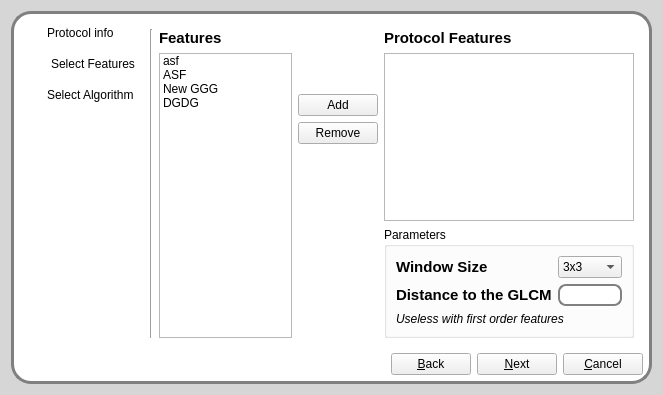
The window that src/romeo/view/dialogs/protocoldialog.ui (AlbertoSimioni/Romeo) describes before a commit, drawn with Qt 5.
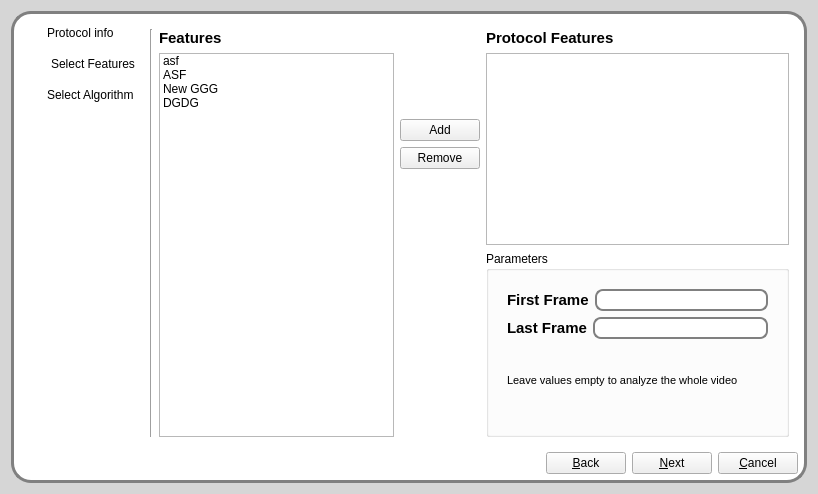
The same window after the commit. The open tabs and pages were chosen to show the change. Icons and pictures are not drawn.

```diff
--- a/src/romeo/view/dialogs/protocoldialog.ui
+++ b/src/romeo/view/dialogs/protocoldialog.ui
@@ -6,8 +6,8 @@
    <rect>
     <x>0</x>
     <y>0</y>
-    <width>663</width>
-    <height>395</height>
+    <width>818</width>
+    <height>494</height>
    </rect>
   </property>
   <property name="minimumSize">
@@ -500,10 +500,19 @@
          <property name="frameShadow">
           <enum>QFrame::Raised</enum>
          </property>
-         <layout class="QGridLayout" name="gridLayout_6">
-          <item row="0" column="1">
            <layout class="QHBoxLayout" name="horizontalLayout_6">
             <item>
+           <layout class="QHBoxLayout" name="horizontalLayout_4">
+            <item>
+             <widget class="Line" name="line_2">
+              <property name="orientation">
+               <enum>Qt::Vertical</enum>
+              </property>
+             </widget>
+            </item>
+            <item>
+             <layout class="QHBoxLayout" name="horizontalLayout_2">
+              <item>
              <layout class="QVBoxLayout" name="verticalLayout_9">
               <item>
                <widget class="QLabel" name="label_10">
@@ -592,7 +601,7 @@
              </layout>
             </item>
             <item>
-             <layout class="QVBoxLayout" name="verticalLayout_11">
+               <layout class="QVBoxLayout" name="verticalLayout_4">
               <item>
                <widget class="QLabel" name="label_13">
                 <property name="text">
@@ -614,8 +623,15 @@
                 <property name="title">
                  <string>Parameters</string>
                 </property>
-                <layout class="QVBoxLayout" name="verticalLayout_4">
-                 <item>
+                  <layout class="QGridLayout" name="gridLayout_3">
+                   <item row="0" column="0">
+                    <widget class="QStackedWidget" name="stackedWidget">
+                     <property name="currentIndex">
+                      <number>1</number>
+                     </property>
+                     <widget class="QWidget" name="page_4">
+                      <layout class="QGridLayout" name="gridLayout_6">
+                       <item row="0" column="0">
                   <layout class="QFormLayout" name="formLayout_2">
                    <item row="0" column="0">
                     <widget class="QLabel" name="label_14">
@@ -711,9 +727,7 @@
                      </property>
                     </widget>
                    </item>
-                  </layout>
-                 </item>
-                 <item>
+                         <item row="2" column="0">
                   <widget class="QLabel" name="label_19">
                    <property name="text">
                     <string>&lt;html&gt;&lt;head/&gt;&lt;body&gt;&lt;p&gt;&lt;span style=&quot; font-size:9pt; font-weight:400; font-style:italic;&quot;&gt;Useless with first order features&lt;/span&gt;&lt;/p&gt;&lt;/body&gt;&lt;/html&gt;</string>
@@ -721,18 +735,58 @@
                   </widget>
                  </item>
                 </layout>
-               </widget>
-              </item>
-             </layout>
-            </item>
-           </layout>
-          </item>
-          <item row="0" column="0">
-           <widget class="Line" name="line_2">
-            <property name="orientation">
-             <enum>Qt::Vertical</enum>
-            </property>
-           </widget>
+                       </item>
+                      </layout>
+                     </widget>
+                     <widget class="QWidget" name="page_5">
+                      <layout class="QVBoxLayout" name="verticalLayout_5">
+                       <item>
+                        <layout class="QHBoxLayout" name="horizontalLayout_10">
+                         <item>
+                          <widget class="QLabel" name="firstFrame">
+                           <property name="text">
+                            <string>First Frame</string>
+                           </property>
+                          </widget>
+                         </item>
+                         <item>
+                          <widget class="QLineEdit" name="firstFrameLineEdit"/>
+                         </item>
+                        </layout>
+                       </item>
+                       <item>
+                        <layout class="QHBoxLayout" name="horizontalLayout_14">
+                         <item>
+                          <widget class="QLabel" name="label_21">
+                           <property name="text">
+                            <string>Last Frame</string>
+                           </property>
+                          </widget>
+                         </item>
+                         <item>
+                          <widget class="QLineEdit" name="lastFrameLineEdit"/>
+                         </item>
+                        </layout>
+                       </item>
+                       <item>
+                        <widget class="QLabel" name="label_20">
+                         <property name="text">
+                          <string>&lt;html&gt;&lt;head/&gt;&lt;body&gt;&lt;p&gt;&lt;span style=&quot; font-size:8pt; font-weight:400;&quot;&gt;Leave values empty to analyze the whole video&lt;/span&gt;&lt;/p&gt;&lt;/body&gt;&lt;/html&gt;</string>
+                         </property>
+                        </widget>
+                       </item>
+                      </layout>
+                     </widget>
+                    </widget>
+                   </item>
+                  </layout>
+                 </widget>
+                </item>
+               </layout>
+              </item>
+             </layout>
+            </item>
+           </layout>
           </item>
          </layout>
         </widget>
```
Left out of the diff: 4 changed lines with no effect on the pictures. Lines whose indentation alone changed are shown as unchanged.
